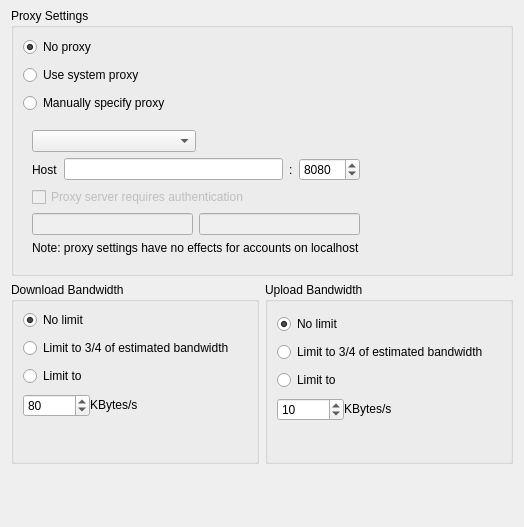
Above: src/gui/networksettings.ui from nextmcloud/desktop before the change. Below: the same form after it.
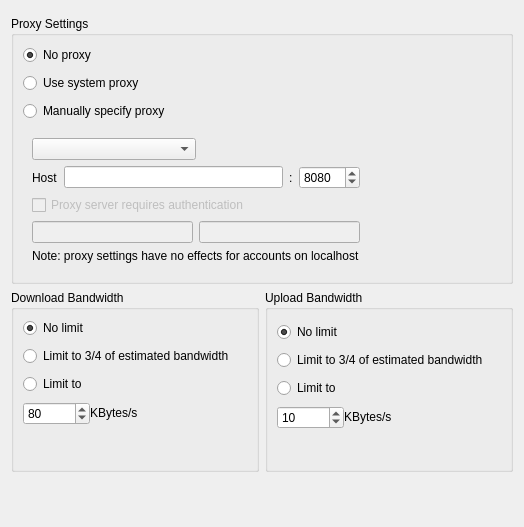
That is the form after the change.

Patch:
```diff
--- a/src/gui/networksettings.ui
+++ b/src/gui/networksettings.ui
@@ -18,7 +18,7 @@
   </property>
   <layout class="QGridLayout" name="gridLayout_3">
    <property name="topMargin">
-    <number>8</number>
+    <number>16</number>
    </property>
    <item row="2" column="0">
     <spacer name="verticalSpacer">
```
